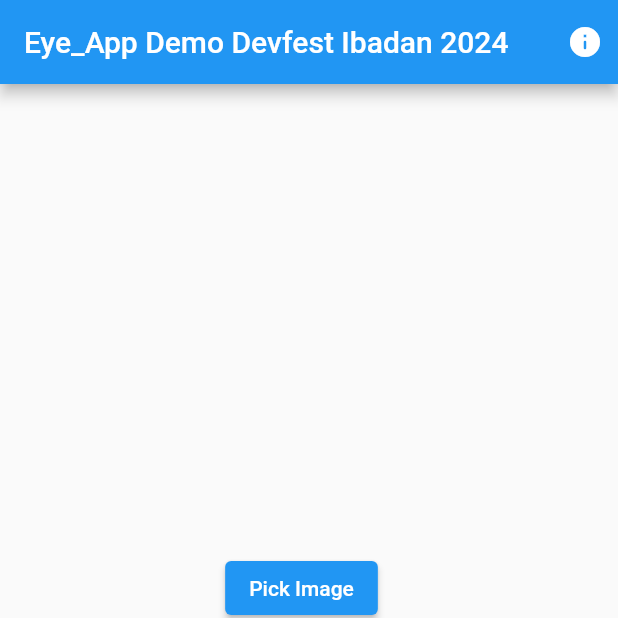
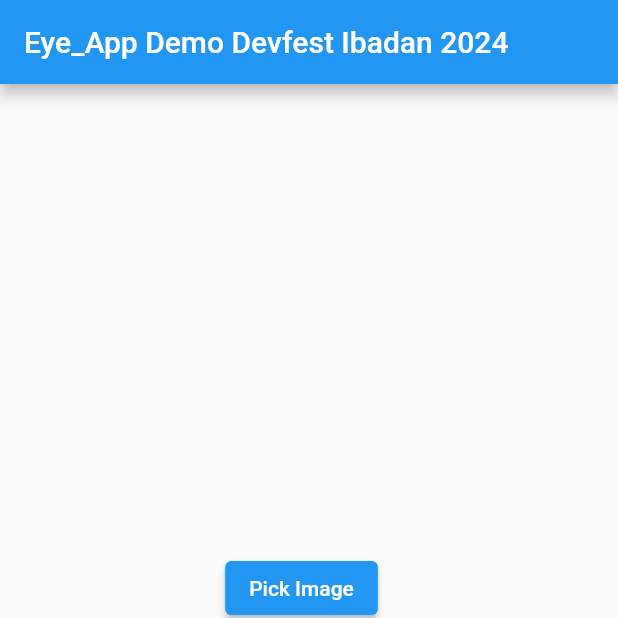
Before and after one commit to Captured-Heart/eye_app_devfest_ibadan_2024, a Flutter app: the screen it shows after launch, scrolled down 76 dp, on a phone screen of 412 x 824 dp, the top half of it. Run offline on Flutter 3.47's test engine with Material 3 defaults, Android fonts, the phone set to English and light mode, and no system bars; our stand-ins replace equatable, image_cropper, image_picker; missing offline and left inert: google_mlkit_object_detection.

Commit message:
refactored codes

```diff
--- a/lib/presentation/views/eye_scan_view.dart
+++ b/lib/presentation/views/eye_scan_view.dart
@@ -21,18 +21,11 @@
 
   @override
   Widget build(BuildContext context) {
-    inspect(_eyeScanNotifier);
     final isLandscape = MediaQuery.orientationOf(context) == Orientation.landscape;
 
     return Scaffold(
       appBar: AppBar(
         title: const Text('Eye_App Demo Devfest Ibadan 2024'),
-        actions: [
-          const Icon(Icons.info_rounded).padSymmetric(horizontal: 10).onTap(
-                onTap: () {},
-                tooltip: 'Metrics',
-              ),
-        ],
       ),
       body: ListenableBuilder(
         listenable: _eyeScanNotifier,
```
